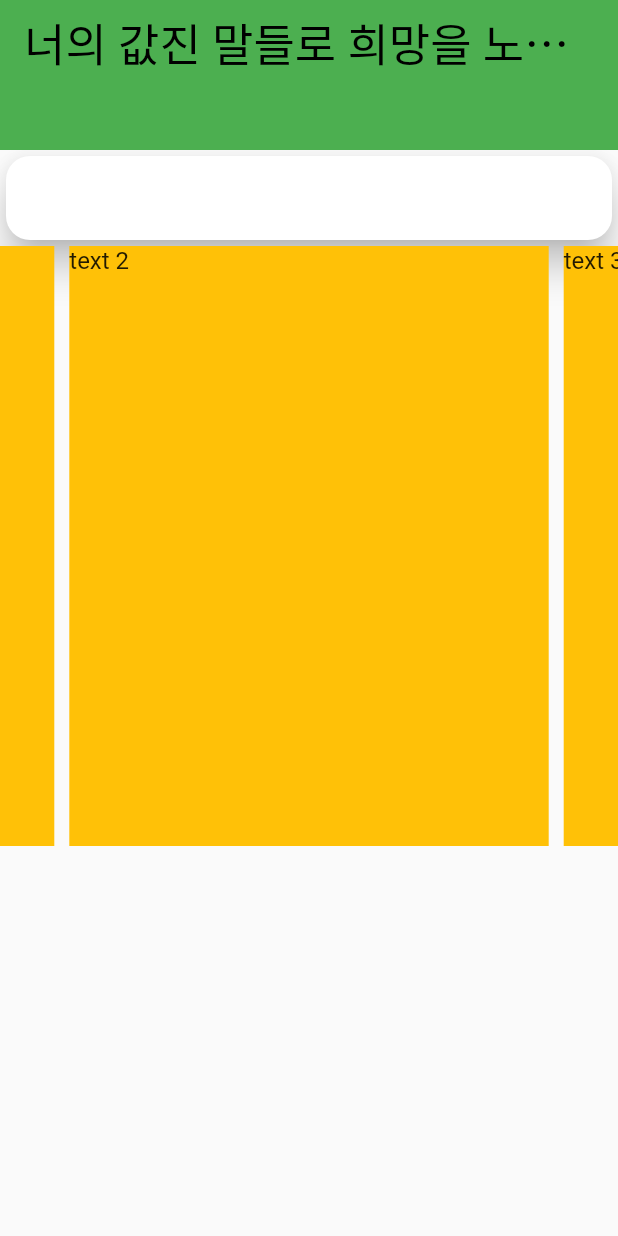
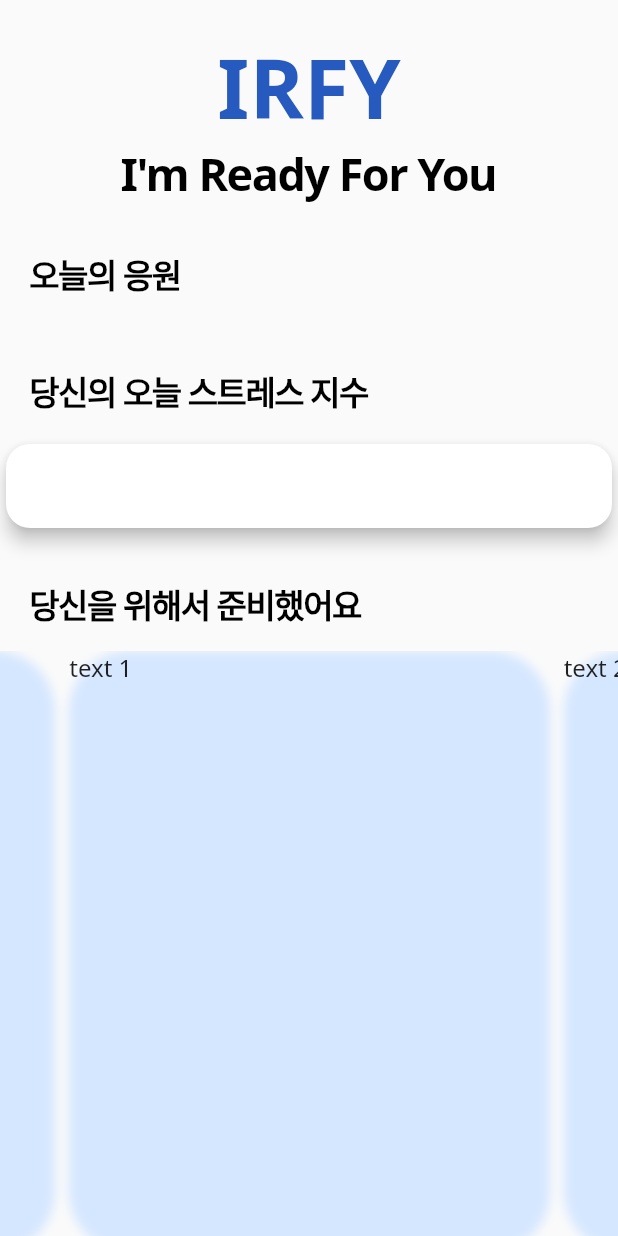
Before and after one commit to minsung521/IRFY, a Flutter app: the screen it shows after launch, swiped to page 2, on a phone screen of 412 x 824 dp. Run offline on Flutter 3.47's test engine with Material 2 defaults, Android fonts, the phone set to English and light mode, and no system bars; drawn by our look-alikes of carousel_slider.

Commit message:
appBar changed into Container, font added to pubspec.yaml

```diff
--- a/lib/buildAppBar.dart
+++ b/lib/buildAppBar.dart
@@ -15,6 +15,7 @@ class _BuildAppBarState extends State<BuildAppBar> {
       //appbarB.svg 이미지 삽입 예정
       child: AppBar(
         backgroundColor: Colors.green,
+
         elevation: 0.0,
         title: Text(
           saying + '   by.' + byWho,
--- a/lib/main.dart
+++ b/lib/main.dart
@@ -9,6 +9,10 @@ class MyApp extends StatelessWidget {
   @override
   Widget build(BuildContext context) {
     return MaterialApp(
+      theme: ThemeData(
+        primarySwatch: Colors.blue,
+        fontFamily: 'NotoSans',
+        ),
       debugShowCheckedModeBanner: false,
       title: "IRFY",
       home: MyHome(),
--- a/lib/myhome.dart
+++ b/lib/myhome.dart
@@ -1,6 +1,5 @@
 import 'package:flutter/material.dart';
 import 'package:carousel_slider/carousel_slider.dart';
-import 'package:google_fonts/google_fonts.dart';
 
 class MyHome extends StatefulWidget {
   @override
@@ -14,44 +13,144 @@ class _HomeState extends State<MyHome> {
   @override
   Widget build(BuildContext context) {
     return Scaffold(
-      appBar: PreferredSize(
-        child: AppBar(//AppBar 위젯에 appbarB.svg 이미지 삽입
-          backgroundColor: Colors.green,
-          centerTitle: true,
-          elevation: 0.0,
-          title: Text(
-            saying + '\nby.' +byWho,
-            style: GoogleFonts.nanumPenScript(
-              textStyle : TextStyle(
+      // appBar: PreferredSize(
+      //   child: AppBar(//AppBar 위젯에 appbarB.svg 이미지 삽입
+      //     backgroundColor: Colors.transparent,
+      //     centerTitle: true,
+      //     shadowColor: const Color(0xffD5E7FF),
+      //     elevation: 1,
+      //     title: Column(
+      //       children: [
+      //         SizedBox(
+      //           height: 50,
+      //         ),
+      //         Text(
+      //           "IRFY",
+      //           style:  TextStyle(
+      //               color: Colors.black,
+      //               fontWeight: FontWeight.bold,
+      //               fontSize: 50,
+      //             ),
+      //           textAlign: TextAlign.right,
+      //         ),
+      //         Text(
+      //           "IRFY",
+      //           style:  TextStyle(
+      //               color: Colors.black
+      //             ),
+      //           textAlign: TextAlign.right,
+      //         ),
+      //       ],
+      //     ),
+      //   ),
+      //   preferredSize: Size.fromHeight(120.0),
+      // ),
+      body: ListView(
+        // padding: EdgeInsets.all(20),
+        children: [
+          Container(
+          //   backgroundColor: Colors.transparent,
+          // centerTitle: true,
+          // shadowColor: const Color(0xffD5E7FF),
+          // elevation: 1,
+          child: Column(
+            children: [
+              SizedBox(
+                height: 20,
+              ),
+              Text(
+                "IRFY",
+                style:  TextStyle(
+                    color: const Color(0xff265ABF),
+                    fontWeight: FontWeight.bold,
+                    fontSize: 55,
+                  ),
+              ),
+              Text(
+                "I'm Ready For You",
+                style:  TextStyle(
                     color: Colors.black,
+                    fontWeight: FontWeight.bold,
                     fontSize: 30,
+                    letterSpacing: -1,
                   ),
+              ),
+            ],
+          ),
+          ),
+          Padding(
+            padding: const EdgeInsets.fromLTRB(20, 30, 0, 15),
+            child: Text('오늘의 응원',
+            style : TextStyle(
+                  color: Colors.black,
+                  fontSize: 22,
+                  letterSpacing: -1,
+                  fontWeight: FontWeight.bold,
               )
             ),
           ),
-        preferredSize: Size.fromHeight(100.0),
+          Padding(
+            padding: const EdgeInsets.fromLTRB(20, 30, 0, 15),
+            child: Text('당신의 오늘 스트레스 지수',
+            style: TextStyle(
+                  color: Colors.black,
+                  fontSize: 22,
+                  letterSpacing: -1,
+                  fontWeight: FontWeight.bold,
                 ),
-      body: ListView(
-        children: [
+
+            ),
+          ),
           Card(
             shape: RoundedRectangleBorder(
               borderRadius: BorderRadius.circular(16.0),
             ),
-            elevation: 10,
+            elevation: 5,
             child: ListTile(
 
             ),
           ),
+          Padding(
+            padding: const EdgeInsets.fromLTRB(20, 30, 0, 15),
+            child: Text('당신을 위해서 준비했어요',
+            style : TextStyle(
+                  color: Colors.black,
+                  fontSize: 22,
+                  letterSpacing: -1,
+                  fontWeight: FontWeight.bold,
+              )
+            ),
+          ),
           CarouselSlider(
               options: CarouselOptions(height: 400.0),
-              items: [1,2,3,4,5].map((i) {
+              items: [1,2,3].map((i) {
                 return Builder(
                   builder: (BuildContext context) {
                     return Container(
                       width: MediaQuery.of(context).size.width,
                       margin: EdgeInsets.symmetric(horizontal: 5.0),
                       decoration: BoxDecoration(
-                      color: Colors.amber
+                        borderRadius: BorderRadius.only(
+                          bottomLeft: const Radius.circular(40),
+                          bottomRight: const Radius.circular(40),
+                          topLeft: const Radius.circular(40),
+                          topRight: const Radius.circular(40),
+                        ),
+                        boxShadow :[
+                          BoxShadow(
+                            color: const Color(0xffD5E7FF),
+                            offset: Offset(0.3, 0.3), //(x,y)
+                            blurRadius: 5,
+                          )
+                        ],
+                      //   gradient: LinearGradient(
+                      //     begin: Alignment.topLeft,
+                      //     end: Alignment.bottomRight,
+                      //     colors: [
+                      //     const Color(0xffEEF2FF),
+                      //     const Color(0xffB1D9FF) ,
+                      //   ],
+                      // )
                     ),
                       child: Text('text $i', style: TextStyle(fontSize: 16.0),)
                     );
```
Also changed, not shown: pubspec.yaml (+87 -13 lines), assets/appbarB.svg (renamed from images/appbarB.svg), assets/fonts/NotoSans-Bold.ttf (added), assets/fonts/NotoSans-Regular.ttf (added), assets/icon.png (added), pubspec.lock, 31 other files. Lines whose indentation alone changed are shown as unchanged.
